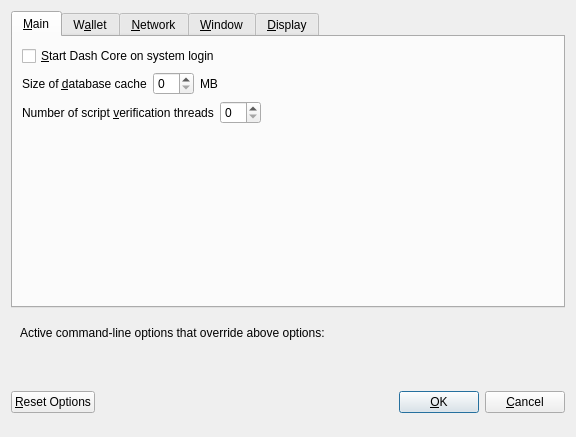
The window that src/qt/forms/optionsdialog.ui (dashpay/dash) describes before a commit, drawn with Qt 5.
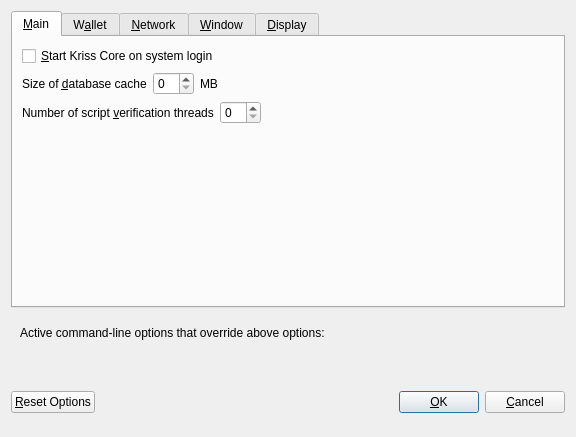
The same window after the commit. Custom widgets are drawn as their Qt base class.

```diff
--- a/src/qt/forms/optionsdialog.ui
+++ b/src/qt/forms/optionsdialog.ui
@@ -33,7 +33,7 @@
           <string>Automatically start Dash Core after logging in to the system.</string>
          </property>
          <property name="text">
-          <string>&amp;Start Dash Core on system login</string>
+          <string>&amp;Start Kriss Core on system login</string>
          </property>
         </widget>
        </item>
```
Left out of the diff: 14 changed lines with no effect on the pictures.
